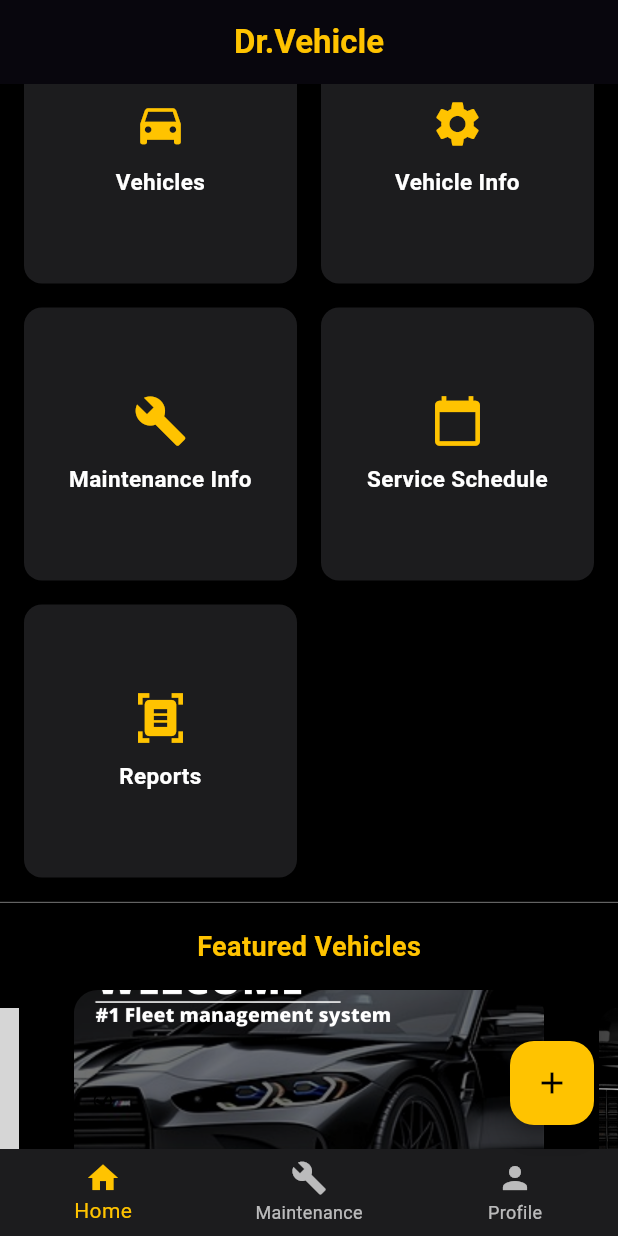
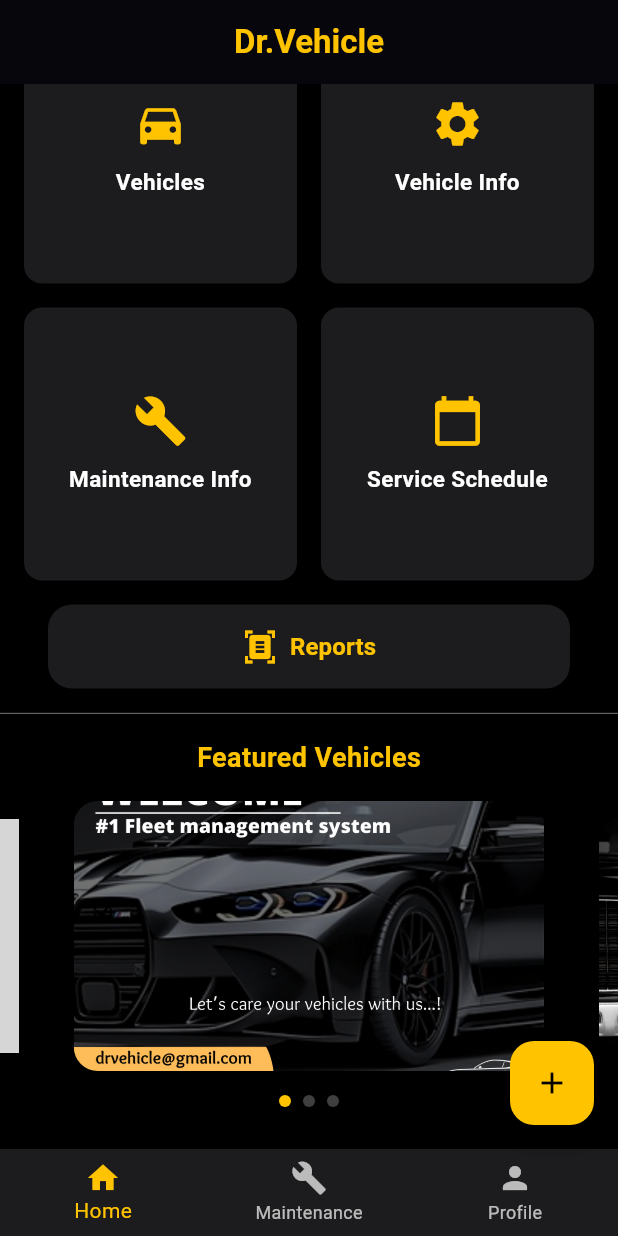
Before and after one commit to JanithRankelum/Vehicle_maintenance, a Flutter app: the HomeScreen screen opened directly, scrolled down 137 dp, on a phone screen of 412 x 824 dp. Run offline on Flutter 3.47's test engine with Material 3 defaults, Android fonts, the phone set to English and light mode, and no system bars; drawn by our look-alikes of carousel_slider; our stand-ins replace cloud_firestore, firebase_auth, firebase_core, fl_chart, flutter_blue_plus, flutter_local_notifications and 4 more; accounts and stored records are empty; grey boxes are pictures that could not be loaded.

Commit message:
special button

```diff
--- a/vehicle_maintenance_system/lib/screens/home_screen.dart
+++ b/vehicle_maintenance_system/lib/screens/home_screen.dart
@@ -32,7 +32,7 @@ class _HomeScreenState extends State<HomeScreen> {
   bool isFirstLogin = false;
   String searchQuery = '';
 
-  // Carousel variables for Home tab
+  // Carousel variables
   final List<String> homeCarouselImages = [
     'assets/logo/Carousel1.png',
     'assets/logo/Carousel2.png',
@@ -40,7 +40,6 @@ class _HomeScreenState extends State<HomeScreen> {
   ];
   int _currentHomeCarouselIndex = 0;
 
-  // Carousel variables for Maintenance tab
   final List<String> maintenanceCarouselImages = [
     'assets/logo/Carousel4.png',
     'assets/logo/Carousel5.png',
@@ -63,36 +62,25 @@ class _HomeScreenState extends State<HomeScreen> {
           .get();
 
       if (vehiclesSnapshot.docs.isEmpty) {
-        setState(() {
-          isFirstLogin = true;
-        });
+        setState(() => isFirstLogin = true);
       } else {
         final firstDoc = vehiclesSnapshot.docs.first;
         final firstVehicle = firstDoc.data();
         firstVehicle['id'] = firstDoc.id;
-        setState(() {
-          selectedVehicle = firstVehicle;
-        });
+        setState(() => selectedVehicle = firstVehicle);
       }
     }
   }
 
   String _getVehicleImage(String? vehicleType) {
     switch (vehicleType?.toLowerCase()) {
-      case 'car':
-        return 'assets/logo/car.png';
-      case 'bike':
-        return 'assets/logo/Bike.png';
-      case 'truck':
-        return 'assets/logo/Truck.png';
-      case 'bus':
-        return 'assets/logo/Bus.png';
-      case 'van':
-        return 'assets/logo/Van.png';
-      case 'suv':
-        return 'assets/logo/Suv.png';
-      default:
-        return 'assets/logo/car.png';
+      case 'car': return 'assets/logo/car.png';
+      case 'bike': return 'assets/logo/Bike.png';
+      case 'truck': return 'assets/logo/Truck.png';
+      case 'bus': return 'assets/logo/Bus.png';
+      case 'van': return 'assets/logo/Van.png';
+      case 'suv': return 'assets/logo/Suv.png';
+      default: return 'assets/logo/car.png';
     }
   }
 
@@ -122,14 +110,42 @@ class _HomeScreenState extends State<HomeScreen> {
     }
   }
 
- // Update your buildCard function to this:
   Widget buildCard(String title, IconData icon, VoidCallback onTap) {
+    // Special styling for Reports button only
+  if (title == 'Reports') {
+    return Padding(
+      padding: const EdgeInsets.symmetric(horizontal: 16.0),
+      child: GestureDetector(
+        child: SizedBox(
+          width: double.infinity,
+          child: ElevatedButton.icon(
+            style: ElevatedButton.styleFrom(
+              backgroundColor: kDarkCard,
+              foregroundColor: kYellow,
+              padding: const EdgeInsets.symmetric(vertical: 16),
+              shape: RoundedRectangleBorder(
+                borderRadius: BorderRadius.circular(16),
+              ),
+            ),
+            icon: Icon(icon, size: 24),
+            label: Text(
+              title,
+              style: const TextStyle(fontSize: 16, fontWeight: FontWeight.bold),
+            ),
+            onPressed: onTap,
+          ),
+        ),
+      ),
+    );
+  }
+
+    // Default styling for all other buttons
     return GestureDetector(
       onTap: onTap,
       child: Container(
         decoration: BoxDecoration(
           color: kDarkCard,
-        borderRadius: BorderRadius.circular(12), // Slightly rounded corners
+          borderRadius: BorderRadius.circular(12),
           boxShadow: const [BoxShadow(color: Colors.black54, blurRadius: 6)],
         ),
         padding: const EdgeInsets.all(16),
@@ -271,9 +287,8 @@ Widget buildCard(String title, IconData icon, VoidCallback onTap) {
           );
         },
       },
-
       {
-        'title': 'OBD-II Report ',
+        'title': 'OBD-II Report',
         'icon': Icons.document_scanner,
         'tab': 1,
         'onTap': () {
@@ -287,16 +302,73 @@ Widget buildCard(String title, IconData icon, VoidCallback onTap) {
   }
 
   List<Map<String, dynamic>> get _filteredCards {
-    if (searchQuery.isEmpty) {
-      return _allCards.where((card) => card['tab'] == _selectedIndex).toList();
-    } else {
-      return _allCards
-          .where((card) => card['title']
-              .toString()
-              .toLowerCase()
-              .contains(searchQuery.toLowerCase()))
-          .toList();
+    return _allCards.where((card) =>
+        card['title'].toString().toLowerCase().contains(searchQuery.toLowerCase())).toList();
   }
+
+  void _showSnack(String msg) {
+    ScaffoldMessenger.of(context).showSnackBar(
+      SnackBar(
+        content: Text(msg),
+        backgroundColor: Colors.grey[800],
+      ),
+    );
+  }
+
+  @override
+  Widget build(BuildContext context) {
+    return Scaffold(
+      backgroundColor: kBackground,
+      appBar: AppBar(
+        backgroundColor: kBackground,
+        title: const Text(
+          'Dr.Vehicle',
+          style: TextStyle(
+            color: kYellow,
+            fontWeight: FontWeight.bold,
+          ),
+        ),
+        centerTitle: true,
+        elevation: 0,
+      ),
+      body: IndexedStack(
+        index: _selectedIndex,
+        children: [
+          _buildHomeTab(),
+          _buildMaintenanceTab(),
+          _buildProfileTab(),
+        ],
+      ),
+      floatingActionButton: _selectedIndex == 0
+          ? FloatingActionButton(
+              backgroundColor: kYellow,
+              foregroundColor: Colors.black,
+              child: const Icon(Icons.add),
+              onPressed: () async {
+                await Navigator.push(
+                  context,
+                  MaterialPageRoute(builder: (_) => VehicleFormScreen()),
+                );
+                await Navigator.push(
+                  context,
+                  MaterialPageRoute(builder: (_) => MaintenanceFormScreen()),
+                );
+              },
+            )
+          : null,
+      bottomNavigationBar: BottomNavigationBar(
+        backgroundColor: kDarkCard,
+        selectedItemColor: kYellow,
+        unselectedItemColor: Colors.white70,
+        currentIndex: _selectedIndex,
+        onTap: (index) => setState(() => _selectedIndex = index),
+        items: const [
+          BottomNavigationBarItem(icon: Icon(Icons.home), label: 'Home'),
+          BottomNavigationBarItem(icon: Icon(Icons.build), label: 'Maintenance'),
+          BottomNavigationBarItem(icon: Icon(Icons.person), label: 'Profile'),
+        ],
+      ),
+    );
   }
 
   Widget _buildHomeTab() {
@@ -322,7 +394,7 @@ Widget buildCard(String title, IconData icon, VoidCallback onTap) {
             ),
           ),
 
-          if (selectedVehicle != null && searchQuery.isEmpty)
+          if (selectedVehicle != null && searchQuery.isEmpty) ...[
             Container(
               margin: const EdgeInsets.all(16),
               decoration: BoxDecoration(
@@ -336,7 +408,6 @@ Widget buildCard(String title, IconData icon, VoidCallback onTap) {
                 fit: BoxFit.cover,
               ),
             ),
-          if (selectedVehicle != null && searchQuery.isEmpty)
             Padding(
               padding: const EdgeInsets.symmetric(horizontal: 16.0),
               child: Text(
@@ -348,9 +419,14 @@ Widget buildCard(String title, IconData icon, VoidCallback onTap) {
                 ),
               ),
             ),
+          ],
+
          Padding(
   padding: const EdgeInsets.all(16),
-            child: GridView.count(
+  child: Column(
+    children: [
+      // First row of regular grid items
+      GridView.count(
         shrinkWrap: true,
         physics: const NeverScrollableScrollPhysics(),
         crossAxisCount: 2,
@@ -358,13 +434,25 @@ Widget buildCard(String title, IconData icon, VoidCallback onTap) {
         crossAxisSpacing: 16,
         mainAxisSpacing: 16,
         children: _filteredCards
-                  .where((card) => searchQuery.isNotEmpty || card['tab'] == 0)
+            .where((card) => (searchQuery.isNotEmpty || card['tab'] == 0) && card['title'] != 'Reports')
             .map((card) => buildCard(card['title'], card['icon'], card['onTap']))
             .toList(),
       ),
+
+      // Special Reports button below the grid
+      if (_filteredCards.any((card) => card['title'] == 'Reports' && (searchQuery.isNotEmpty || card['tab'] == 0)))
+        Padding(
+          padding: const EdgeInsets.only(top: 16),
+          child: buildCard(
+            'Reports',
+            Icons.document_scanner,
+            () => _showSnack("Reports feature coming soon!")
+          ),
+        ),
+    ],
+  ),
 ),
 
-          // Carousel at the bottom of Home tab
           if (searchQuery.isEmpty) ...[
             const Divider(color: Colors.grey, height: 1, thickness: 0.5),
             const SizedBox(height: 16),
@@ -408,9 +496,7 @@ Widget buildCard(String title, IconData icon, VoidCallback onTap) {
                 autoPlayAnimationDuration: const Duration(milliseconds: 800),
                 viewportFraction: 0.8,
                 onPageChanged: (index, reason) {
-                  setState(() {
-                    _currentHomeCarouselIndex = index;
-                  });
+                  setState(() => _currentHomeCarouselIndex = index);
                 },
               ),
             ),
@@ -442,7 +528,6 @@ Widget buildCard(String title, IconData icon, VoidCallback onTap) {
     return SingleChildScrollView(
       child: Column(
         children: [
-          // Carousel at the top of Maintenance tab
           if (searchQuery.isEmpty) ...[
             const SizedBox(height: 16),
             CarouselSlider(
@@ -473,9 +558,7 @@ Widget buildCard(String title, IconData icon, VoidCallback onTap) {
                 autoPlayAnimationDuration: const Duration(milliseconds: 800),
                 viewportFraction: 0.8,
                 onPageChanged: (index, reason) {
-                  setState(() {
-                    _currentMaintenanceCarouselIndex = index;
-                  });
+                  setState(() => _currentMaintenanceCarouselIndex = index);
                 },
               ),
             ),
@@ -511,7 +594,6 @@ Widget buildCard(String title, IconData icon, VoidCallback onTap) {
             const SizedBox(height: 16),
           ],
 
-          // Maintenance cards grid
           Padding(
             padding: const EdgeInsets.all(16.0),
             child: GridView.count(
@@ -563,77 +645,4 @@ Widget buildCard(String title, IconData icon, VoidCallback onTap) {
       ),
     );
   }
-
-  void _showSnack(String msg) {
-    ScaffoldMessenger.of(context).showSnackBar(
-      SnackBar(
-        content: Text(msg),
-        backgroundColor: Colors.grey[800],
-      ),
-    );
 }
-
-  @override
-  Widget build(BuildContext context) {
-    List<Widget> tabs = [
-      _buildHomeTab(),
-      _buildMaintenanceTab(),
-      _buildProfileTab(),
-    ];
-
-    return Scaffold(
-      backgroundColor: kBackground,
-      appBar: AppBar(
-        backgroundColor: kBackground,
-        title: const Text(
-          'Dr.Vehicle',
-          style: TextStyle(
-            color: kYellow,
-            fontWeight: FontWeight.bold,
-          ),
-        ),
-        centerTitle: true,
-        elevation: 0,
-      ),
-      body: tabs[_selectedIndex],
-      floatingActionButton: _selectedIndex == 0
-          ? FloatingActionButton(
-              backgroundColor: kYellow,
-              foregroundColor: Colors.black,
-              child: const Icon(Icons.add),
-              onPressed: () async {
-                await Navigator.push(
-                  context,
-                  MaterialPageRoute(builder: (_) => VehicleFormScreen()),
-                );
-                await Navigator.push(
-                  context,
-                  MaterialPageRoute(builder: (_) => MaintenanceFormScreen()),
-                );
-              },
-            )
-          : null,
-      bottomNavigationBar: BottomNavigationBar(
-        backgroundColor: kDarkCard,
-        selectedItemColor: kYellow,
-        unselectedItemColor: Colors.white70,
-        currentIndex: _selectedIndex,
-        onTap: (index) => setState(() => _selectedIndex = index),
-        items: const [
-          BottomNavigationBarItem(
-            icon: Icon(Icons.home),
-            label: 'Home',
-          ),
-          BottomNavigationBarItem(
-            icon: Icon(Icons.build),
-            label: 'Maintenance',
-          ),
-          BottomNavigationBarItem(
-            icon: Icon(Icons.person),
-            label: 'Profile',
-          ),
-        ],
-      ),
-    );
-  }
-}
--- a/vehicle_maintenance_system/lib/screens/maintenance_form.dart
+++ b/vehicle_maintenance_system/lib/screens/maintenance_form.dart
@@ -3,6 +3,7 @@ import 'package:cloud_firestore/cloud_firestore.dart';
 import 'package:firebase_auth/firebase_auth.dart';
 import 'package:intl/intl.dart';
 import 'package:dr_vehicle/screens/home_screen.dart'; // Adjust path as needed
+// Adjust path as needed
 
 class MaintenanceFormScreen extends StatefulWidget {
   const MaintenanceFormScreen({super.key});
--- a/vehicle_maintenance_system/lib/screens/service_schedule_page.dart
+++ b/vehicle_maintenance_system/lib/screens/service_schedule_page.dart
@@ -7,7 +7,7 @@ import 'package:dr_vehicle/screens/noti_service.dart';
 class ServiceSchedulePage extends StatefulWidget {
   final Map<String, dynamic> vehicleData;
 
-  const ServiceSchedulePage({Key? key, required this.vehicleData}) : super(key: key);
+  const ServiceSchedulePage({super.key, required this.vehicleData});
 
   @override
   State<ServiceSchedulePage> createState() => _ServiceSchedulePageState();
--- a/vehicle_maintenance_system/lib/screens/splash_screen.dart
+++ b/vehicle_maintenance_system/lib/screens/splash_screen.dart
@@ -1,7 +1,7 @@
 import 'package:flutter/material.dart';
 import 'package:firebase_auth/firebase_auth.dart';
+import 'package:dr_vehicle/screens/login_screen.dart';
 import 'package:dr_vehicle/screens/home_screen.dart';
-import 'package:dr_vehicle/screens/login_screen.dart';
 
 class SplashScreen extends StatefulWidget {
   const SplashScreen({super.key});
```
Also changed, not shown: 4 other files. Lines whose indentation alone changed are shown as unchanged.
